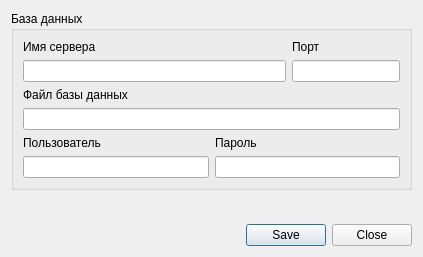
Before: the Qt Designer form Settings/settingsdialog.ui in rust3128/Spacer, drawn with Qt 5.
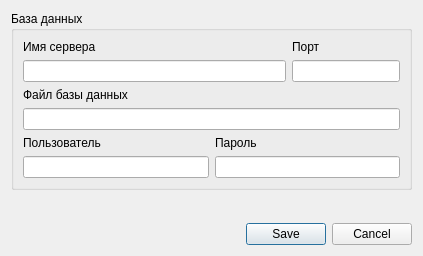
After: the same form once the commit is applied.

Commit message: Servers dialog

The edit to the form file:
```diff
--- a/Settings/settingsdialog.ui
+++ b/Settings/settingsdialog.ui
@@ -7,20 +7,13 @@
     <x>0</x>
     <y>0</y>
     <width>423</width>
-    <height>257</height>
+    <height>256</height>
    </rect>
   </property>
   <property name="windowTitle">
    <string>Настройки</string>
   </property>
   <layout class="QGridLayout" name="gridLayout_2">
-   <item row="3" column="0">
-    <widget class="QDialogButtonBox" name="buttonBox">
-     <property name="standardButtons">
-      <set>QDialogButtonBox::Close|QDialogButtonBox::Save</set>
-     </property>
-    </widget>
-   </item>
    <item row="1" column="0">
     <widget class="QGroupBox" name="groupBox">
      <property name="title">
@@ -112,6 +105,13 @@
      </layout>
     </widget>
    </item>
+   <item row="3" column="0">
+    <widget class="QDialogButtonBox" name="buttonBox">
+     <property name="standardButtons">
+      <set>QDialogButtonBox::Cancel|QDialogButtonBox::Save</set>
+     </property>
+    </widget>
+   </item>
    <item row="2" column="0">
     <spacer name="verticalSpacer">
      <property name="orientation">
```
Left out of the diff: 88 changed lines with no effect on the pictures. The commit also changes 43 other files.
